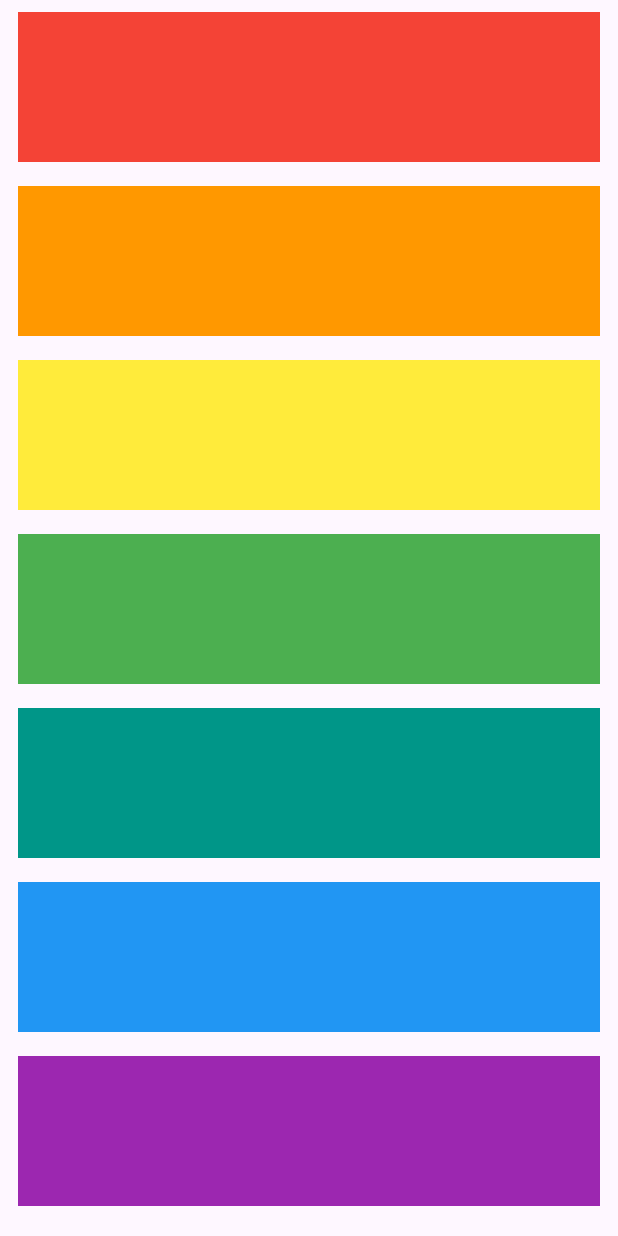
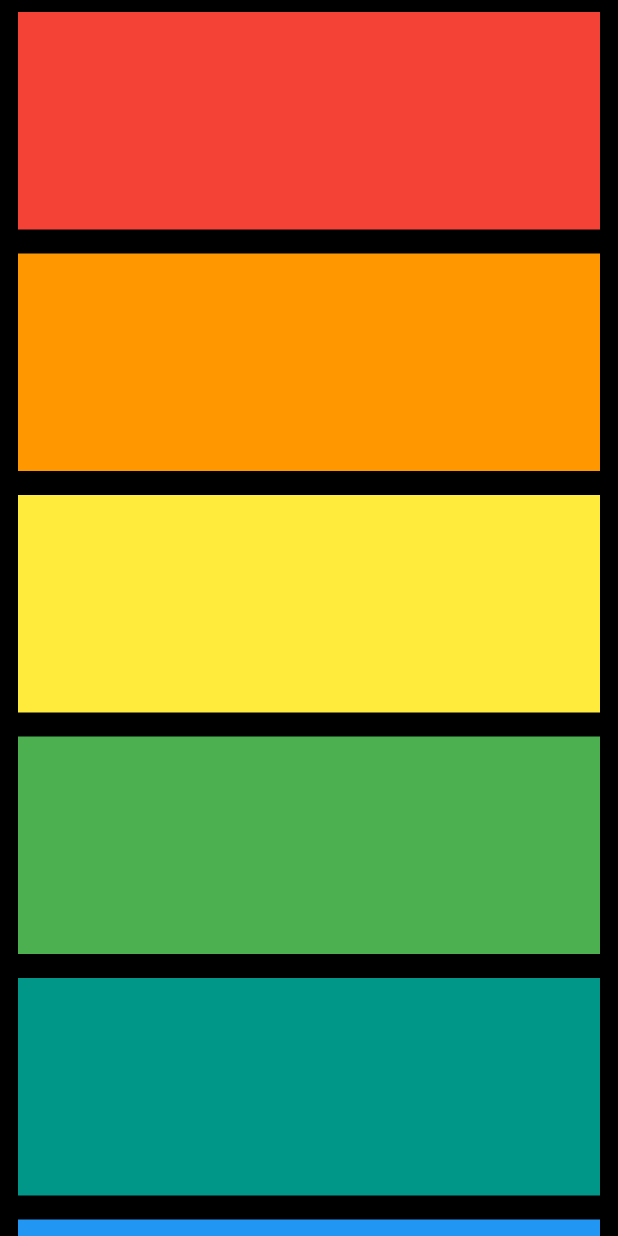
Before and after one commit to Abe99/xylophone_flutter, a Flutter app: the screen it shows after launch, on a phone screen of 412 x 824 dp. Run offline on Flutter 3.47's test engine with Material 3 defaults, Android fonts, the phone set to English and light mode, and no system bars; our stand-ins replace audioplayers.

Commit message:
TextButton widget to function

```diff
--- a/lib/main.dart
+++ b/lib/main.dart
@@ -1,5 +1,7 @@
+import 'package:flutter/cupertino.dart';
 import 'package:flutter/material.dart';
 import 'package:audioplayers/audioplayers.dart';
+import 'package:flutter/widgets.dart';
 
 void main() {
   runApp(XylophoneApp());
@@ -11,96 +13,38 @@ class XylophoneApp extends StatelessWidget {
     final play1 = AudioPlayer();
     play1.play(AssetSource('note$soundNumber.wav'));
   }
+
+  TextButton buildKey(int note, Color color) {
+    return TextButton(
+        onPressed: () {
+          playSound(note);
+        },
+        child: Container(
+          width: double.infinity,
+          height: 145.0,
+          color: color,
+        ));
+  }
+
   @override
   Widget build(BuildContext context) {
     return MaterialApp(
         home: Scaffold(
+      backgroundColor: Colors.black,
       body: SafeArea(
-        child: Column(children: [
-             TextButton(
-
-
-          onPressed: () {
-            playSound(1);
-          },
-          child: Container(
-            width: double.infinity,
-            height: 100.0,
-            color: Colors.red,
-          )
-
-
-
-        ),
-            TextButton(
-          onPressed: () {
-           playSound(2);
-          },
-          child: Container(
-            width: double.infinity,
-            height: 100.0,
-            color: Colors.orange,
-          ),
-
-        ),
-            TextButton(
-          onPressed: () {
-            playSound(3);
-          },
-          child: Container(
-            width: double.infinity,
-            height: 100.0,
-            color: Colors.yellow,
-          ),
-
-        ),
-           TextButton(
-          onPressed: () {
-            playSound(4);
-          },
-          child: Container(
-            width: double.infinity,
-            height: 100.0,
-            color: Colors.green,
-          ),
-
-        ),
-            TextButton(
-          onPressed: () {
-            playSound(5);
-          },
-          child: Container(
-            width: double.infinity,
-            height: 100.0,
-            color: Colors.teal,
-          ),
-
-        ),
-            TextButton(
-          onPressed: () {
-          playSound(6);
-          },
-          child: Container(
-            width: double.infinity,
-            height: 100.0,
-            color: Colors.blue,
-          ),
-
-        ),
-            TextButton(
-          onPressed: () {
-            playSound(7);
-          },
-          child: Container(
-            width: double.infinity,
-            height: 100.0,
-            color: Colors.purple,
-          ),
-
-        ),
-        ],)
-
-      ),
+          child: Column(
+        crossAxisAlignment: CrossAxisAlignment.stretch,
+        children: [
+          buildKey(1, Colors.red),
+          buildKey(2, Colors.orange),
+          buildKey(3, Colors.yellow),
+          buildKey(4,Colors.green)
+       ,
+          buildKey(5,Colors.teal),
+          buildKey(6,Colors.blue),
+          buildKey(7,Colors.purple),
+        ],
+      )),
     ));
   }
 }
```
